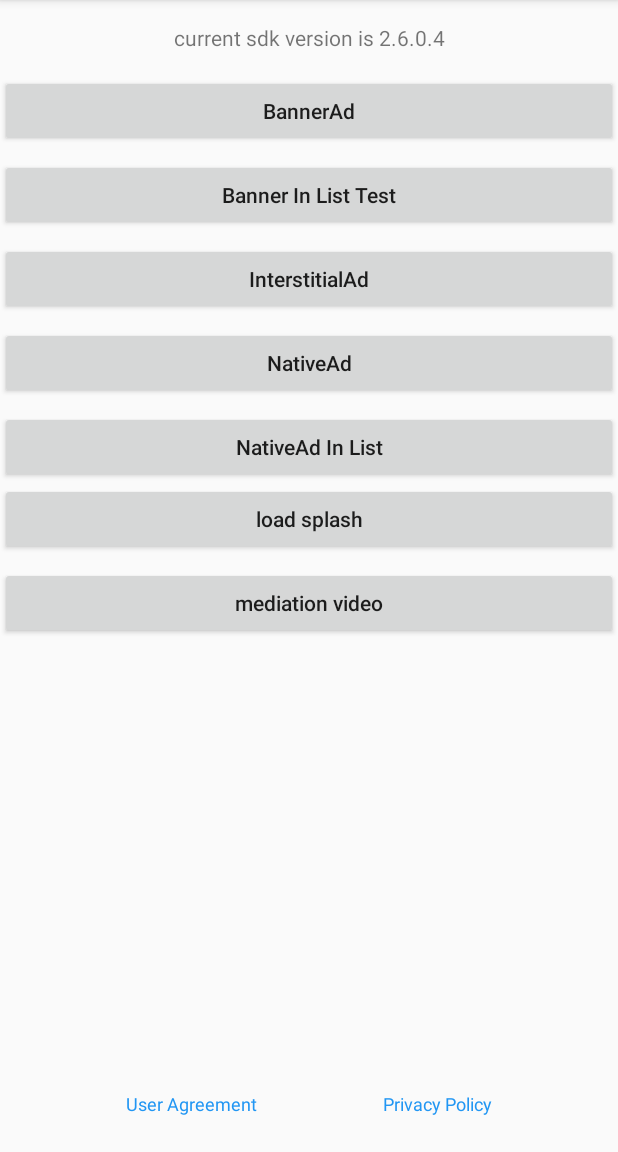
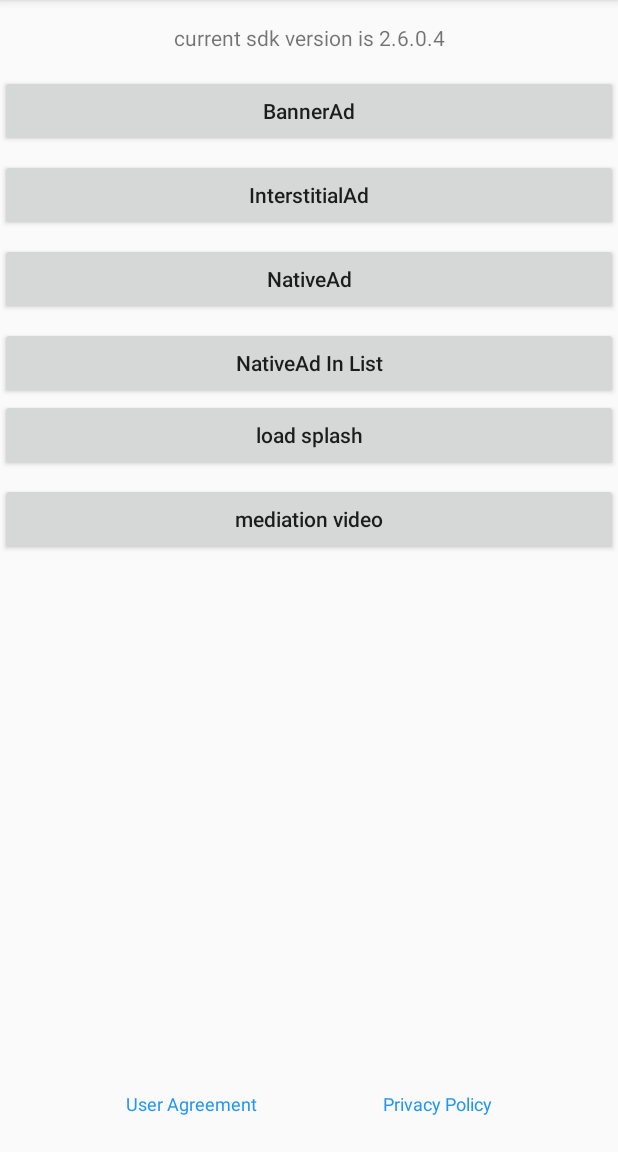
Before and after one commit to Hisavana-Developer/Hisavana_Mediation_Demo, an Android app: the DemoMainActivity screen opened directly, with no data from a screen before it, on a phone screen of 412 x 824 dp, the part 84-1236 px from its top. Run offline under Robolectric (Android 15) with nearby library versions, the phone set to English and light mode, and no system bars; libraries missing offline, so code that uses them is left out: com.cloud.sdk, com.hisavana.common, com.hisavana.mediation, com.transsion.core.

Commit message:
空指针修复

```diff
--- a/app/src/main/java/com/hisavana/ssp/ui/SplashAdActivity.java
+++ b/app/src/main/java/com/hisavana/ssp/ui/SplashAdActivity.java
@@ -63,7 +63,7 @@ public class SplashAdActivity extends BaseActivity {
     }
 
     public void onShowSplash(View view) {
-        if (tSplashAd.isReady()) {
+        if (tSplashAd != null && tSplashAd.isReady()) {
             tSplashAd.showAd(adView);
         } else {
             ToastUtil.showLongToast("Ad has expired");
--- a/app/src/main/res/layout/activity_main.xml
+++ b/app/src/main/res/layout/activity_main.xml
@@ -23,23 +23,13 @@
         android:textAllCaps="false" />
 
     <Button
-        android:id="@+id/banner_in_list_test_btn"
-        android:layout_width="match_parent"
-        android:layout_height="wrap_content"
-        app:layout_constraintTop_toBottomOf="@+id/btn_banner"
-        android:onClick="onBannerInListClick"
-        android:layout_marginTop="8dp"
-        android:textAllCaps="false"
-        android:text="Banner In List Test" />
-
-    <Button
         android:id="@+id/btn_interstitial"
         android:layout_width="match_parent"
         android:layout_height="wrap_content"
         android:layout_marginTop="8dp"
         android:onClick="InterstitialAd"
         android:text="InterstitialAd"
-        app:layout_constraintTop_toBottomOf="@+id/banner_in_list_test_btn"
+        app:layout_constraintTop_toBottomOf="@+id/btn_banner"
         android:textAllCaps="false" />
 
     <Button
```
